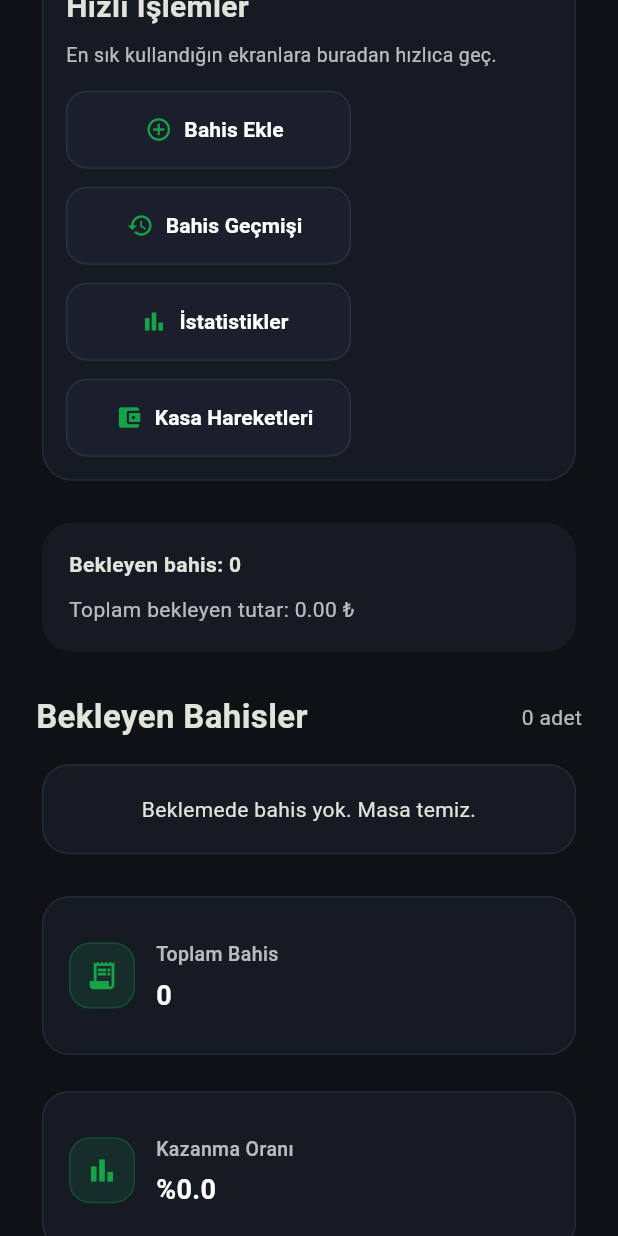
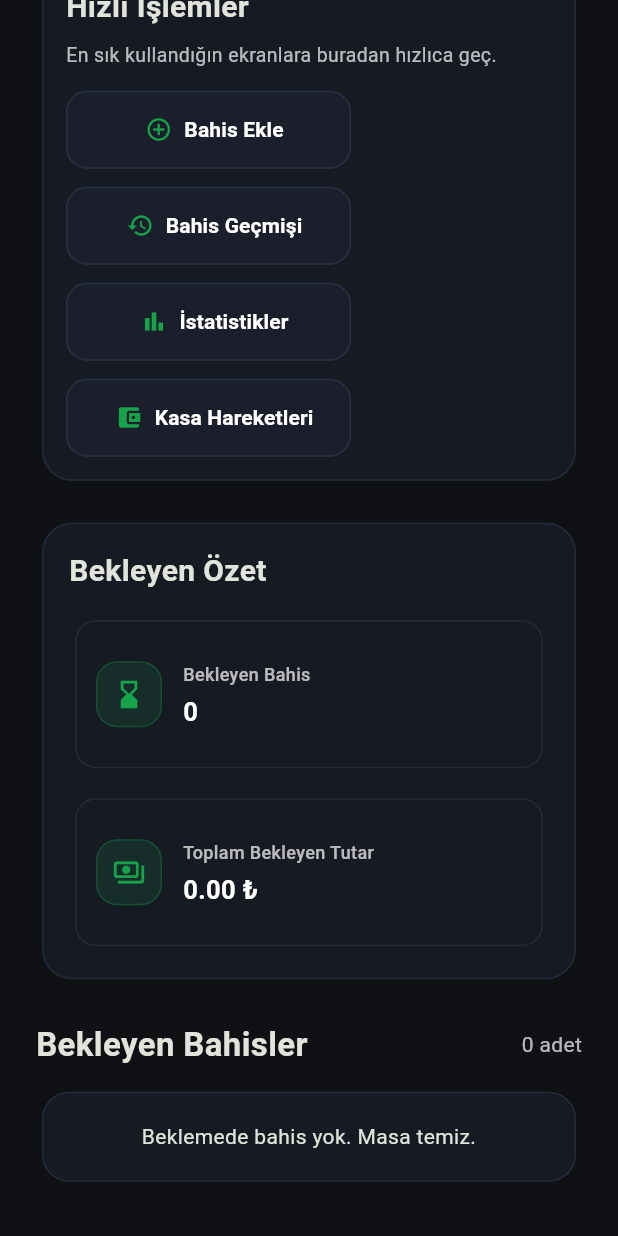
Before and after one commit to OnurErdil/bet_tracker_app, a Flutter app: the HomeContent widget shown alone on an empty page, opened directly with empty values, scrolled down 1728 dp, on a phone screen of 412 x 824 dp. Run offline on Flutter 3.47's test engine with Material 3 defaults, Android fonts, the phone set to English and light mode, and no system bars; our stand-ins replace cloud_firestore, firebase_auth, firebase_core, fl_chart, google_sign_in; accounts and stored records are empty.

Commit message:
9.4.2026-1

```diff
--- a/lib/pages/home/home_page.dart
+++ b/lib/pages/home/home_page.dart
@@ -285,29 +285,36 @@ class HomeContent extends StatelessWidget {
               ),
 
               const SizedBox(height: 20),
-              Card(
-                color: const Color(0xFF161A23),
-                shape: RoundedRectangleBorder(
-                  borderRadius: BorderRadius.circular(20),
-                ),
-                child: Padding(
-                  padding: const EdgeInsets.all(18),
-                  child: Wrap(
-                    spacing: 16,
-                    runSpacing: 10,
-                    children: [
-                      Text(
-                        'Bekleyen bahis: ${stats.pendingBets.length}',
-                        style: const TextStyle(
-                          fontWeight: FontWeight.bold,
-                        ),
-                      ),
-                      Text(
-                        'Toplam bekleyen tutar: ${pendingStakeTotal.toStringAsFixed(2)} ₺',
-                        style: const TextStyle(color: Colors.white70),
-                      ),
-                    ],
-                  ),
+              SectionCardShell(
+                title: 'Bekleyen Özet',
+                padding: const EdgeInsets.all(18),
+                child: GridView.count(
+                  crossAxisCount: isWide ? 2 : 1,
+                  shrinkWrap: true,
+                  physics: const NeverScrollableScrollPhysics(),
+                  mainAxisSpacing: 12,
+                  crossAxisSpacing: 12,
+                  childAspectRatio: isWide ? 3.2 : 3.0,
+                  children: [
+                    StatValueCard(
+                      title: 'Bekleyen Bahis',
+                      value: '${stats.pendingBets.length}',
+                      icon: Icons.hourglass_bottom,
+                      valueColor: stats.pendingBets.isNotEmpty
+                          ? const Color(0xFFF59E0B)
+                          : null,
+                      compact: true,
+                    ),
+                    StatValueCard(
+                      title: 'Toplam Bekleyen Tutar',
+                      value: '${pendingStakeTotal.toStringAsFixed(2)} ₺',
+                      icon: Icons.payments_outlined,
+                      valueColor: pendingStakeTotal > 0
+                          ? const Color(0xFFF59E0B)
+                          : null,
+                      compact: true,
+                    ),
+                  ],
                 ),
               ),
 
@@ -335,54 +342,6 @@ class HomeContent extends StatelessWidget {
                     ),
                   ),
                 ),
-              const SizedBox(height: 20),
-              GridView.count(
-                crossAxisCount: isWide ? 2 : 1,
-                shrinkWrap: true,
-                physics: const NeverScrollableScrollPhysics(),
-                mainAxisSpacing: 16,
-                crossAxisSpacing: 16,
-                childAspectRatio: isWide ? 3.0 : 3.2,
-                children: [
-                  DashboardCard(
-                    title: 'Toplam Bahis',
-                    value: '${stats.totalBets}',
-                    icon: Icons.receipt_long,
-                  ),
-                  DashboardCard(
-                    title: 'Kazanma Oranı',
-                    value: '%${stats.winRate.toStringAsFixed(1)}',
-                    icon: Icons.bar_chart,
-                  ),
-                ],
-              ),
-
-              const SizedBox(height: 20),
-              MiniAnalysisSection(stats: stats, isWide: isWide),
-              const SizedBox(height: 20),
-              GridView.count(
-                crossAxisCount: isWide ? 2 : 1,
-                shrinkWrap: true,
-                physics: const NeverScrollableScrollPhysics(),
-                mainAxisSpacing: 16,
-                crossAxisSpacing: 16,
-                childAspectRatio: isWide ? 3.0 : 3.2,
-                children: [
-                  DashboardCard(
-                    title: 'Toplam Bahis',
-                    value: '${stats.totalBets}',
-                    icon: Icons.receipt_long,
-                  ),
-                  DashboardCard(
-                    title: 'Kazanma Oranı',
-                    value: '%${stats.winRate.toStringAsFixed(1)}',
-                    icon: Icons.bar_chart,
-                  ),
-                ],
-              ),
-
-              const SizedBox(height: 20),
-              MiniAnalysisSection(stats: stats, isWide: isWide),
               const SizedBox(height: 24),
               SectionHeader(
                 title: 'Son Bahisler',
```
